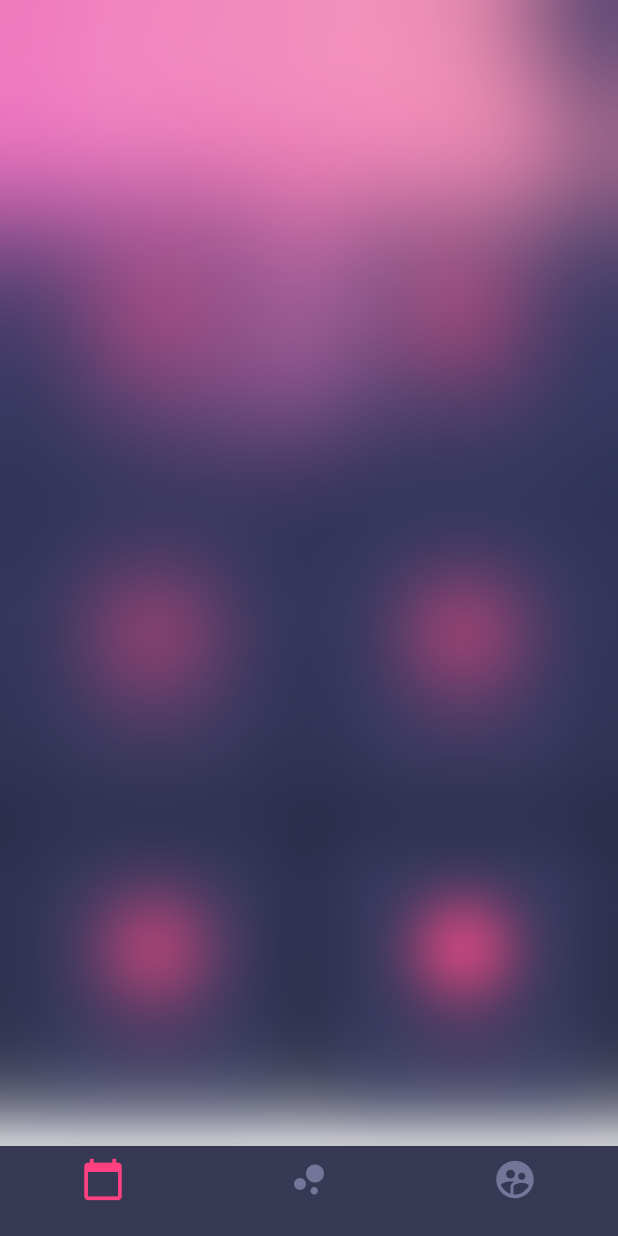
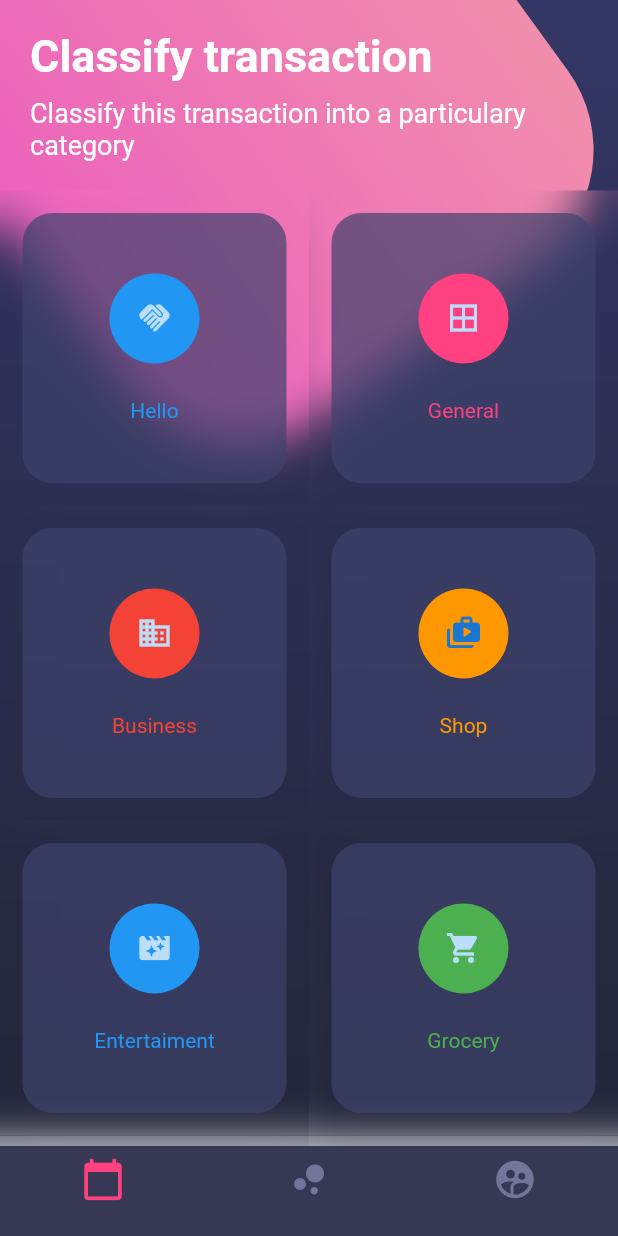
Before and after one commit to ddienu/designs, a Flutter app: the screen it shows after launch, on a phone screen of 412 x 824 dp. Run offline on Flutter 3.47's test engine with Material 2 defaults, Android fonts, the phone set to English and light mode, and no system bars.

Commit message:
Update: Botones Page
Add the required items

```diff
--- a/lib/src/pages/botones_page.dart
+++ b/lib/src/pages/botones_page.dart
@@ -149,7 +149,8 @@ class BotonesPage extends StatelessWidget {
       Widget _crearBotonRedondeados(Color color, IconData icono, String texto) {
 
 
-        return BackdropFilter(
+        return ClipRRect(
+          child: BackdropFilter(
             filter: ImageFilter.blur(sigmaX: 15.0, sigmaY: 15.0),
             child: Container(
               height: 180.0,
@@ -163,13 +164,14 @@ class BotonesPage extends StatelessWidget {
                 children: [
                   SizedBox(height: 5.0),
                   CircleAvatar(
-                  child: Icon( Icons.accessibility_outlined),
+                    child: Icon( icono ),
                     radius: 30.0,
-                  backgroundColor: Colors.pinkAccent,
+                    backgroundColor: color,
                   ),
-                Text('Icon Name', style: TextStyle(color: Colors.pinkAccent,)),
+                  Text(texto , style: TextStyle(color: color)),
                   SizedBox(height: 5.0),
                 ],
+              ),
             ),
           ),
         );
```
Lines whose indentation alone changed are shown as unchanged.
